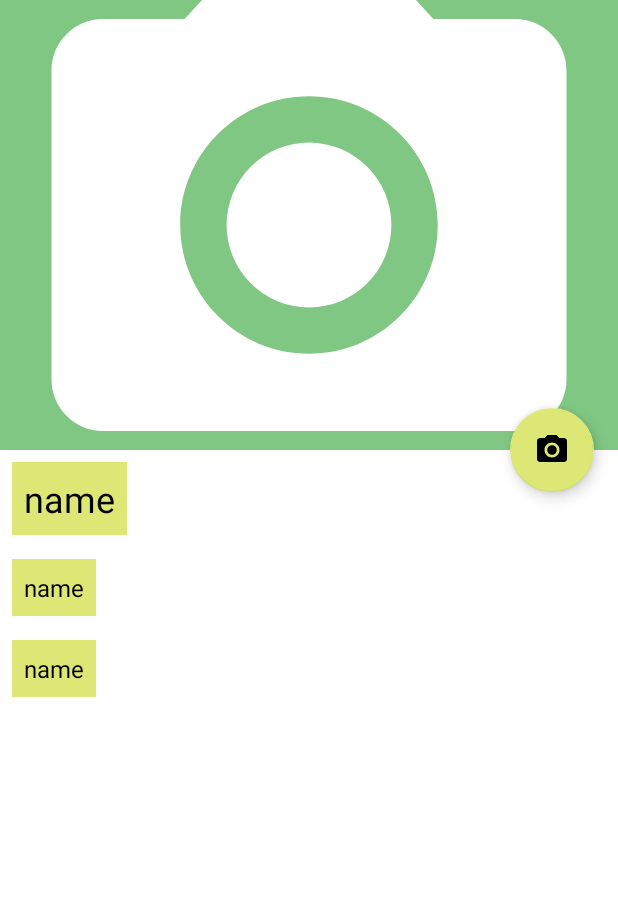
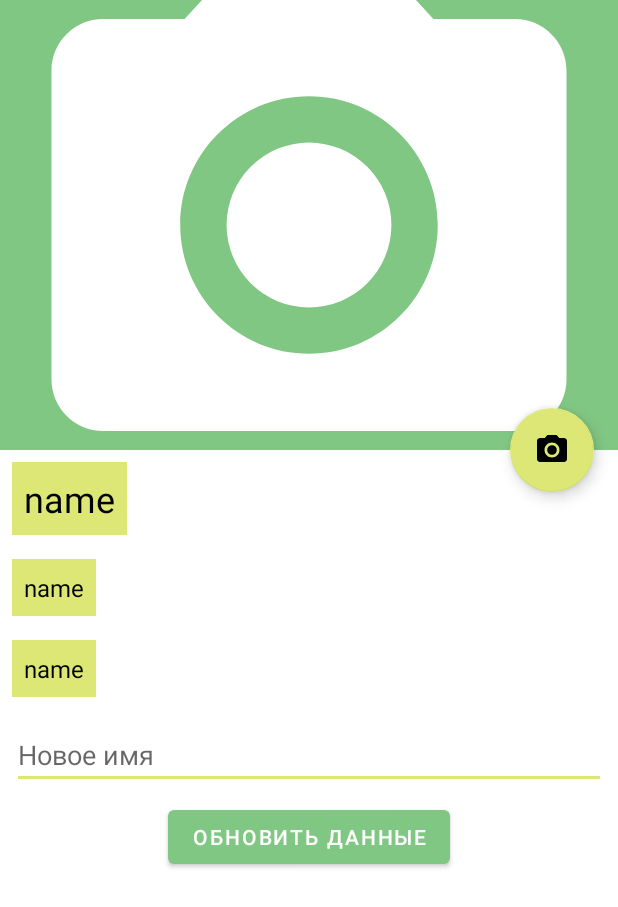
Before and after one commit to parkanqwq/WorldIsHere, an Android app: the layout activity_main.xml on its own in the app's theme, with its tools: preview values and no code run, on a phone screen of 412 x 824 dp. Shown: the top 907 px of the screen. Run offline under Robolectric (Android 15) with nearby library versions, the phone set to English and light mode, and no system bars.

Commit message:
Задание 3

```diff
--- a/app/build.gradle
+++ b/app/build.gradle
@@ -43,15 +43,17 @@ dependencies {
     implementation 'androidx.core:core-ktx:1.6.0'
     implementation 'androidx.appcompat:appcompat:1.3.1'
     implementation 'com.google.android.material:material:1.4.0'
-
     // moxy
     implementation "com.github.moxy-community:moxy:2.2.2"
     kapt "com.github.moxy-community:moxy-compiler:2.2.2"
     implementation "com.github.moxy-community:moxy-ktx:2.2.2"
     implementation "com.github.moxy-community:moxy-androidx:2.2.2"
-
     // cicerone
     implementation("com.github.terrakok:cicerone:7.1")
+    //rxJava2
+    implementation "io.reactivex.rxjava2:rxjava:2.2.10"
+    implementation 'io.reactivex.rxjava2:rxkotlin:2.4.0'
+    implementation 'io.reactivex.rxjava2:rxandroid:2.1.1'
 
     implementation 'androidx.constraintlayout:constraintlayout:2.1.0'
     testImplementation 'junit:junit:4.+'
--- a/app/src/main/java/com/kalabukhov/app/worldishere/domain/PersonModel.kt
+++ b/app/src/main/java/com/kalabukhov/app/worldishere/domain/PersonModel.kt
@@ -3,7 +3,7 @@ package com.kalabukhov.app.worldishere.domain
 import java.io.Serializable
 
 data class PersonModel(
-    val id: Int,
+    val id: String,
     val name: String,
     val age: Int,
     val power: Int
--- a/app/src/main/java/com/kalabukhov/app/worldishere/ui/EditPersonPresenter.kt
+++ b/app/src/main/java/com/kalabukhov/app/worldishere/ui/EditPersonPresenter.kt
@@ -5,7 +5,7 @@ import android.os.Looper
 import com.github.terrakok.cicerone.Router
 import com.kalabukhov.app.worldishere.Screens
 import com.kalabukhov.app.worldishere.domain.PersonModel
-import com.kalabukhov.app.worldishere.impl.PersonDB
+import com.kalabukhov.app.worldishere.server.PersonDB
 
 class EditPersonPresenter(
     private val personsGames: PersonDB,
--- a/app/src/main/res/layout/activity_main.xml
+++ b/app/src/main/res/layout/activity_main.xml
@@ -86,6 +86,20 @@
                 android:padding="@dimen/dimen_layout_margin_8dp"
                 android:textSize="@dimen/dimen_text_text_16sp"
                 tools:text="name" />
+
+            <com.google.android.material.textfield.TextInputEditText
+                android:id="@+id/edit_text_new_name"
+                android:hint="@string/new_name"
+                android:layout_margin="@dimen/dimen_layout_margin_8dp"
+                android:layout_width="match_parent"
+                android:layout_height="wrap_content"/>
+
+            <Button
+                android:id="@+id/button_change_name"
+                android:layout_width="wrap_content"
+                android:layout_height="wrap_content"
+                android:layout_gravity="center"
+                android:text="@string/change_data_profile" />
         </LinearLayout>
     </androidx.core.widget.NestedScrollView>
 
--- a/app/src/main/res/values/strings.xml
+++ b/app/src/main/res/values/strings.xml
@@ -14,4 +14,7 @@
     <string name="text_hi">Hi,</string>
     <string name="text_age_person">Ваш возраст:</string>
     <string name="text_power_person">Ваша сила:</string>
+    <string name="change_data_profile">Обновить данные</string>
+    <string name="new_age_person">Новый возраст</string>
+    <string name="new_name">Новое имя</string>
 </resources>
```
Also changed, not shown: app/src/main/java/com/kalabukhov/app/worldishere/domain/PersonRepo.kt (added, +8 -0 lines), app/src/main/java/com/kalabukhov/app/worldishere/impl/PersonRepoImpl.kt (added, +16 -0 lines), app/src/main/java/com/kalabukhov/app/worldishere/server/PersonDB.kt (renamed from app/src/main/java/com/kalabukhov/app/worldishere/impl/PersonDB.kt, +4 -4 lines), app/src/main/java/com/kalabukhov/app/worldishere/ui/EditPersonInfoActivity.kt (+5 -8 lines), app/src/main/java/com/kalabukhov/app/worldishere/ui/main/MainActivity.kt (+37 -0 lines).
